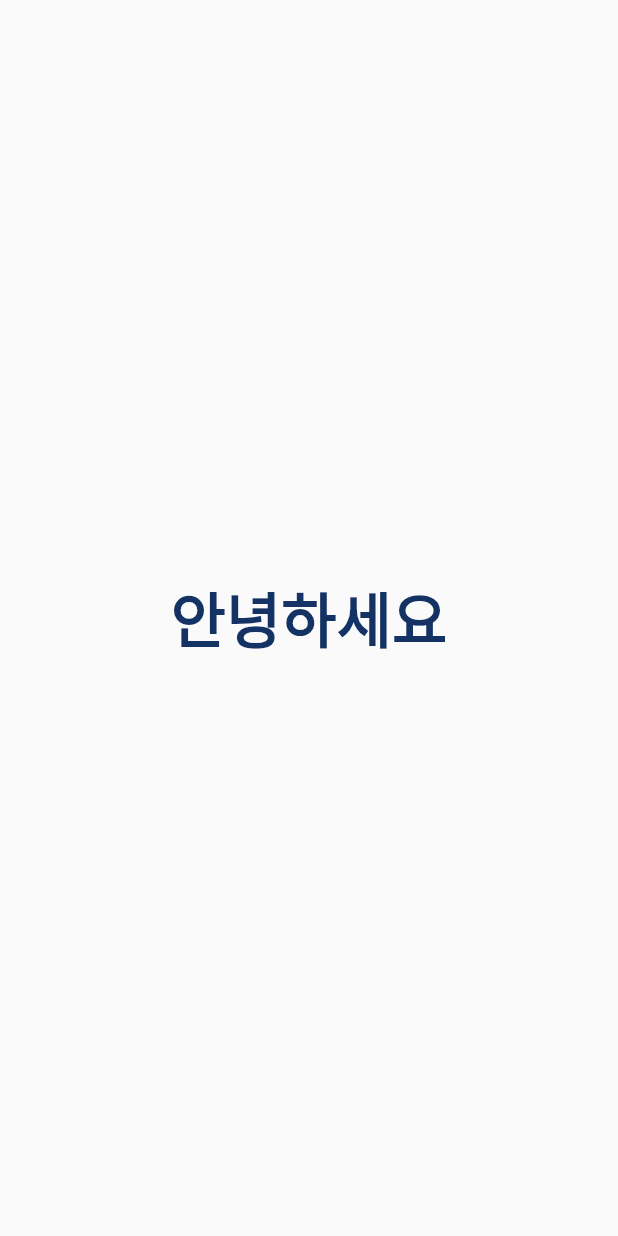
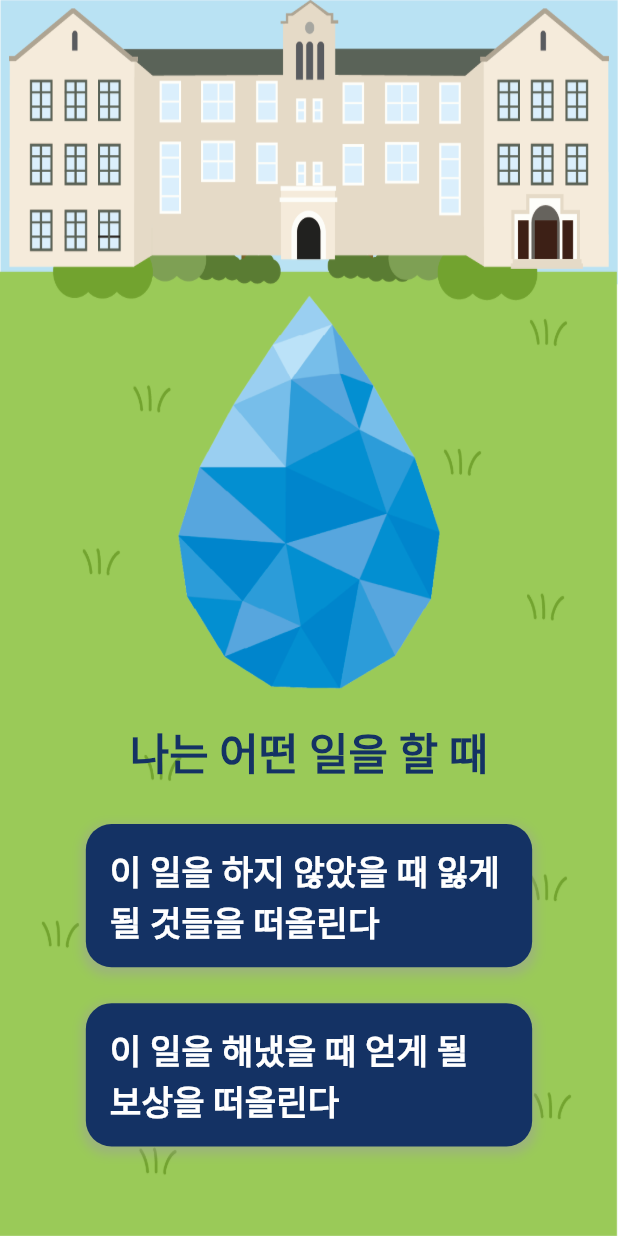
Before and after one commit to tulee3474/GrowPuang, a Flutter app: the ThirdPage screen opened directly, on a phone screen of 412 x 824 dp. Run offline on Flutter 3.47's test engine with Material 2 defaults, Android fonts, the phone set to English and light mode, and no system bars; our stand-ins replace flutter_screenutil; Roboto replaces fonts that are missing (YourFontFamily).

Commit message:
언어 선택에 따라서 3번쨰 페이지(MBTI) 첫 번째 질문 제작

```diff
--- a/lib/main.dart
+++ b/lib/main.dart
@@ -305,26 +305,171 @@
   }
 }
 
-
 class ThirdPage extends StatelessWidget {
   @override
   Widget build(BuildContext context) {
-    // ThirdPage에서 전역 변수에 따라 다른 언어 출력
-    String textToShow = selectedLanguage == '한국어' ? '안녕하세요' : 'Hello';
-
     return Scaffold(
       appBar: null,
-      body: Center(
+      body: Stack(
+        children: [
+          // 반응형 배경 이미지 설정
+          Container(
+            width: double.infinity,
+            height: double.infinity,
+            decoration: const BoxDecoration(
+              image: DecorationImage(
+                image: AssetImage('images/기본-배경.png'),
+                fit: BoxFit.fill,
+              ),
+            ),
+          ),
+          // 영신관 이미지 (상단 중앙에 배치)
+          Align(
+            alignment: Alignment.topCenter,
+            child: GestureDetector(
+              onTap: () {
+                // 영신관 이미지를 누를 때 수행할 작업을 정의하세요.
+                print('영신관 이미지를 눌렀습니다.');
+                // 여기에서 다음 질문 또는 동작을 정의할 수 있습니다.
+              },
+              child: Container(
+                width: 350.w,
+                height: 150.h,
+                decoration: BoxDecoration(
+                  image: DecorationImage(
+                    image: AssetImage('images/영신관.png'),
+                    fit: BoxFit.fill,
+                  ),
+                ),
+              ),
+            ),
+          ),
+
+          // 자산 이미지 크기 및 배치 수정
+          Positioned(
+            left: 0.w,
+            right: 0.w,
+            top: 100.h, // 더 위로 조정
+            child: Center(
+              child: Container(
+                width: 318.w, // 이미지 너비 조정
+                height: 350.h, // 이미지 높이 조정
+                decoration: const BoxDecoration(
+                  image: DecorationImage(
+                    image: AssetImage('images/자산.png'),
+                    fit: BoxFit.fill,
+                  ),
+                ),
+              ),
+            ),
+          ),
+          // "나는 어떤 일을 할 때" 텍스트
+          Center(
+            child: Padding(
+              padding: EdgeInsets.only(top: 150.h),
               child: Text(
-          textToShow,
+                selectedLanguage == '한국어' ? '나는 어떤 일을 할 때' : 'When I am about to',
                 style: TextStyle(
                   color: Color(0xFF143264),
-            fontSize: 35.sp,
+                  fontSize: 25.sp,
                   fontFamily: 'YourFontFamily',
                   fontWeight: FontWeight.bold,
                 ),
               ),
             ),
+          ),
+          // 버튼 1 - "이 일을 하지 않았을 때 잃게 될 것들을 떠올린다"
+          Positioned(
+            left: 50.w,
+            right: 50.w,
+            top: 460.h,
+            child: GestureDetector(
+              onTap: () {
+                // 버튼 1을 누를 때 수행할 작업을 정의하세요.
+                print('버튼 1을 눌렀습니다.');
+                // 여기에서 다음 질문 또는 동작을 정의할 수 있습니다.
+              },
+              child: Container(
+                width: double.infinity,
+                height: 80.h,
+                decoration: BoxDecoration(
+                  color: Color(0xFF143264),
+                  borderRadius: BorderRadius.circular(15.w),
+                  boxShadow: [
+                    BoxShadow(
+                      color: Colors.grey.withOpacity(0.5),
+                      spreadRadius: 2,
+                      blurRadius: 5,
+                      offset: Offset(0, 3),
+                    ),
+                  ],
+                ),
+                child: Center(
+                  child: Padding(
+                    padding: const EdgeInsets.symmetric(horizontal: 16.0), // 좌우 여백 추가
+                    child: Text(
+                      selectedLanguage == '한국어'
+                          ? '이 일을 하지 않았을 때 잃게 될 것들을 떠올린다'
+                          : 'Think about what you might lose if you don’t do this',
+                      style: TextStyle(
+                        color: Colors.white,
+                        fontSize: 20.sp,
+                        fontFamily: 'YourFontFamily',
+                        fontWeight: FontWeight.bold,
+                      ),
+                    ),
+                  ),
+                ),
+              ),
+            ),
+          ),
+          // 버튼 2 - "이 일을 해냈을 때 얻게 될 보상을 떠올린다"
+          Positioned(
+            left: 50.w,
+            right: 50.w,
+            top: 560.h,
+            child: GestureDetector(
+              onTap: () {
+                // 버튼 2를 누를 때 수행할 작업을 정의하세요.
+                print('버튼 2를 눌렀습니다.');
+                // 여기에서 다음 질문 또는 동작을 정의할 수 있습니다.
+              },
+              child: Container(
+                width: double.infinity,
+                height: 80.h,
+                decoration: BoxDecoration(
+                  color: Color(0xFF143264),
+                  borderRadius: BorderRadius.circular(15.w),
+                  boxShadow: [
+                    BoxShadow(
+                      color: Colors.grey.withOpacity(0.5),
+                      spreadRadius: 2,
+                      blurRadius: 5,
+                      offset: Offset(0, 3),
+                    ),
+                  ],
+                ),
+                child: Center(
+                  child: Padding(
+                    padding: const EdgeInsets.symmetric(horizontal: 16.0), // 좌우 여백 추가
+                    child: Text(
+                      selectedLanguage == '한국어'
+                          ? '이 일을 해냈을 때 얻게 될 보상을 떠올린다'
+                          : 'Think about what you will gain when you do this',
+                      style: TextStyle(
+                        color: Colors.white,
+                        fontSize: 20.sp,
+                        fontFamily: 'YourFontFamily',
+                        fontWeight: FontWeight.bold,
+                      ),
+                    ),
+                  ),
+                ),
+              ),
+            ),
+          ),
+        ],
+      ),
     );
   }
 }
```
Lines whose indentation alone changed are shown as unchanged.
